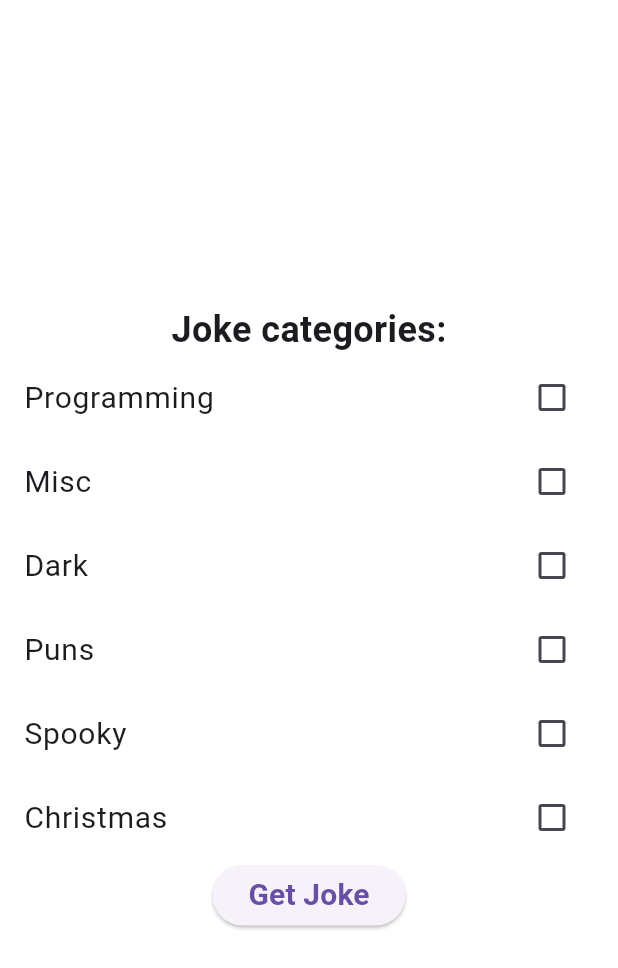
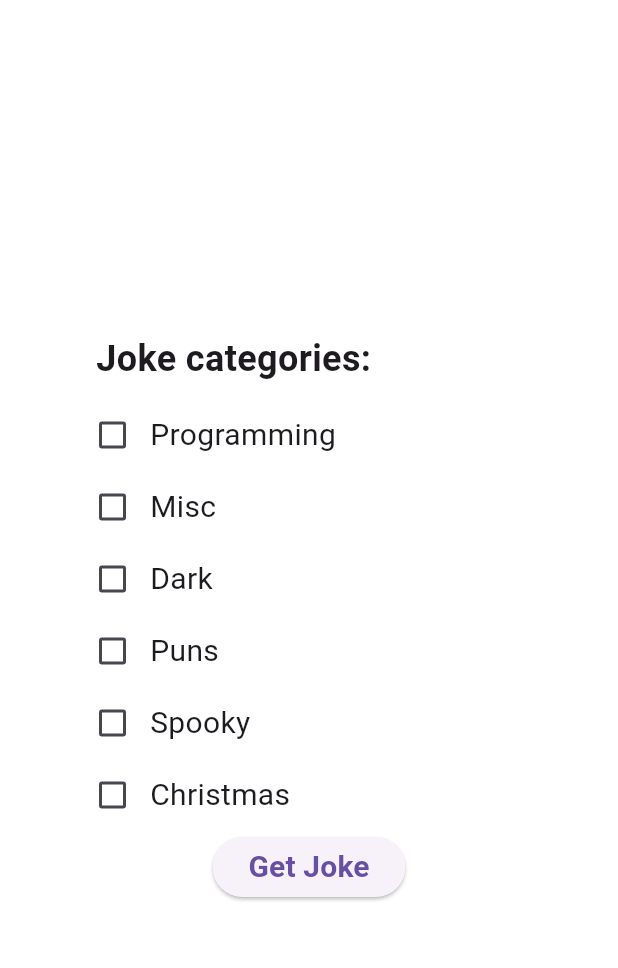
Before and after one commit to chessitay/Joke-API, a Flutter app: the screen it shows after launch, on a phone screen of 412 x 824 dp. Shown: the top 968 px of the screen. Run offline on Flutter 3.47's test engine with Material 3 defaults, Android fonts, the phone set to English and light mode, and no system bars.

Commit message:
took an hour but the layout is getting somewhere

```diff
--- a/lib/main.dart
+++ b/lib/main.dart
@@ -42,63 +42,120 @@ class _HomeScreenState extends State<HomeScreen> {
         child: Column(
           mainAxisAlignment: MainAxisAlignment.center,
           children: [
-            Text(
+            Padding(
+              padding: const EdgeInsets.symmetric(horizontal: 50),
+              child: Column(
+                crossAxisAlignment: CrossAxisAlignment.start,
+                children: [
+                  Padding(
+                    padding: const EdgeInsets.only(left: 14),
+                    child: Text(
                       'Joke categories:',
-              style: TextStyle(fontSize: 24, fontWeight: FontWeight.bold),
+                      style: TextStyle(
+                        fontSize: 24,
+                        fontWeight: FontWeight.bold,
                       ),
-            CheckboxListTile(
+                    ),
+                  ),
+                  SizedBox(height: 10),
+                  Row(
+                    children: [
+                      SizedBox(
+                        width: 50,
+                        child: Checkbox(
                           value: isChecked[0],
                           onChanged: (value) {
                             setState(() {
                               isChecked[0] = value!;
                             });
                           },
-              title: Text('Programming', style: TextStyle(fontSize: 20)),
                         ),
-            CheckboxListTile(
+                      ),
+                      Text('Programming', style: TextStyle(fontSize: 20)),
+                    ],
+                  ),
+                  Row(
+                    children: [
+                      SizedBox(
+                        width: 50,
+                        child: Checkbox(
                           value: isChecked[1],
                           onChanged: (value) {
                             setState(() {
                               isChecked[1] = value!;
                             });
                           },
-              title: Text('Misc', style: TextStyle(fontSize: 20)),
                         ),
-            CheckboxListTile(
+                      ),
+                      Text('Misc', style: TextStyle(fontSize: 20)),
+                    ],
+                  ),
+                  Row(
+                    children: [
+                      SizedBox(
+                        width: 50,
+                        child: Checkbox(
                           value: isChecked[2],
                           onChanged: (value) {
                             setState(() {
                               isChecked[2] = value!;
                             });
                           },
-              title: Text('Dark', style: TextStyle(fontSize: 20)),
                         ),
-            CheckboxListTile(
+                      ),
+                      Text('Dark', style: TextStyle(fontSize: 20)),
+                    ],
+                  ),
+                  Row(
+                    children: [
+                      SizedBox(
+                        width: 50,
+                        child: Checkbox(
                           value: isChecked[3],
                           onChanged: (value) {
                             setState(() {
                               isChecked[3] = value!;
                             });
                           },
-              title: Text('Puns', style: TextStyle(fontSize: 20)),
                         ),
-            CheckboxListTile(
+                      ),
+                      Text('Puns', style: TextStyle(fontSize: 20)),
+                    ],
+                  ),
+                  Row(
+                    children: [
+                      SizedBox(
+                        width: 50,
+                        child: Checkbox(
                           value: isChecked[4],
                           onChanged: (value) {
                             setState(() {
                               isChecked[4] = value!;
                             });
                           },
-              title: Text('Spooky', style: TextStyle(fontSize: 20)),
                         ),
-            CheckboxListTile(
+                      ),
+                      Text('Spooky', style: TextStyle(fontSize: 20)),
+                    ],
+                  ),
+                  Row(
+                    children: [
+                      SizedBox(
+                        width: 50,
+                        child: Checkbox(
                           value: isChecked[5],
                           onChanged: (value) {
                             setState(() {
                               isChecked[5] = value!;
                             });
                           },
-              title: Text('Christmas', style: TextStyle(fontSize: 20)),
+                        ),
+                      ),
+                      Text('Christmas', style: TextStyle(fontSize: 20)),
+                    ],
+                  ),
+                ],
+              ),
             ),
             ElevatedButton(
               onPressed: () {},
```
Lines whose indentation alone changed are shown as unchanged.
